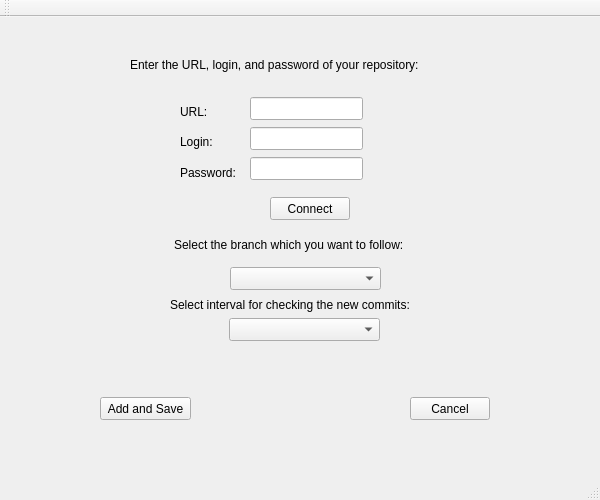
Above: rpnews/gui/mainwindow.ui from ableigdev/RepositoryNews before the change. Below: the same form after it.
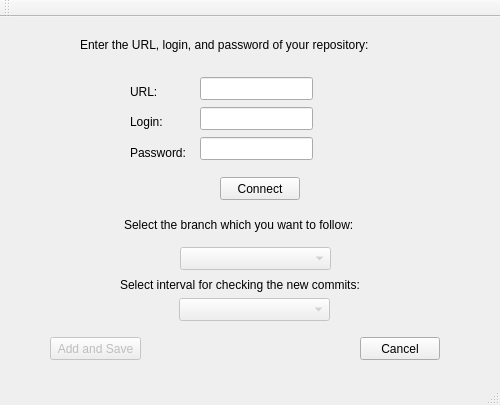
That is the form after the change.

Commit message: Change the size of the window and disable some elements

```diff
--- a/rpnews/gui/mainwindow.ui
+++ b/rpnews/gui/mainwindow.ui
@@ -6,8 +6,8 @@
    <rect>
     <x>0</x>
     <y>0</y>
-    <width>600</width>
-    <height>500</height>
+    <width>500</width>
+    <height>405</height>
    </rect>
   </property>
   <property name="sizePolicy">
@@ -38,8 +38,8 @@
    <widget class="QLineEdit" name="Edit_URL">
     <property name="geometry">
      <rect>
-      <x>250</x>
-      <y>80</y>
+      <x>200</x>
+      <y>60</y>
       <width>113</width>
       <height>23</height>
      </rect>
@@ -48,8 +48,8 @@
    <widget class="QLabel" name="Label_URL">
     <property name="geometry">
      <rect>
-      <x>180</x>
-      <y>87</y>
+      <x>130</x>
+      <y>67</y>
       <width>59</width>
       <height>15</height>
      </rect>
@@ -61,8 +61,8 @@
    <widget class="QLineEdit" name="Edit_Login">
     <property name="geometry">
      <rect>
-      <x>250</x>
-      <y>110</y>
+      <x>200</x>
+      <y>90</y>
       <width>113</width>
       <height>23</height>
      </rect>
@@ -71,8 +71,8 @@
    <widget class="QLabel" name="Label_Login">
     <property name="geometry">
      <rect>
-      <x>180</x>
-      <y>117</y>
+      <x>130</x>
+      <y>97</y>
       <width>59</width>
       <height>15</height>
      </rect>
@@ -84,8 +84,8 @@
    <widget class="QLabel" name="Label_Password">
     <property name="geometry">
      <rect>
-      <x>180</x>
-      <y>148</y>
+      <x>130</x>
+      <y>128</y>
       <width>59</width>
       <height>15</height>
      </rect>
@@ -97,8 +97,8 @@
    <widget class="QLineEdit" name="Edit_Password">
     <property name="geometry">
      <rect>
-      <x>250</x>
-      <y>140</y>
+      <x>200</x>
+      <y>120</y>
       <width>113</width>
       <height>23</height>
      </rect>
@@ -107,8 +107,8 @@
    <widget class="QLabel" name="Label_MainString">
     <property name="geometry">
      <rect>
-      <x>130</x>
-      <y>40</y>
+      <x>80</x>
+      <y>20</y>
       <width>321</width>
       <height>16</height>
      </rect>
@@ -120,8 +120,8 @@
    <widget class="QPushButton" name="Button_Connect">
     <property name="geometry">
      <rect>
-      <x>270</x>
-      <y>180</y>
+      <x>220</x>
+      <y>160</y>
       <width>80</width>
       <height>23</height>
      </rect>
@@ -131,10 +131,13 @@
     </property>
    </widget>
    <widget class="QComboBox" name="ComboBox_BranchName">
+    <property name="enabled">
+     <bool>false</bool>
+    </property>
     <property name="geometry">
      <rect>
-      <x>230</x>
-      <y>250</y>
+      <x>180</x>
+      <y>230</y>
       <width>151</width>
       <height>23</height>
      </rect>
@@ -143,8 +146,8 @@
    <widget class="QLabel" name="Label_Select">
     <property name="geometry">
      <rect>
-      <x>174</x>
-      <y>220</y>
+      <x>124</x>
+      <y>200</y>
       <width>271</width>
       <height>16</height>
      </rect>
@@ -156,8 +159,8 @@
    <widget class="QLabel" name="Label_CheckNewCommits">
     <property name="geometry">
      <rect>
-      <x>170</x>
-      <y>280</y>
+      <x>120</x>
+      <y>260</y>
       <width>281</width>
       <height>16</height>
      </rect>
@@ -167,20 +170,26 @@
     </property>
    </widget>
    <widget class="QComboBox" name="ComboBox_TimeInterval">
+    <property name="enabled">
+     <bool>false</bool>
+    </property>
     <property name="geometry">
      <rect>
-      <x>229</x>
-      <y>301</y>
+      <x>179</x>
+      <y>281</y>
       <width>151</width>
       <height>23</height>
      </rect>
     </property>
    </widget>
    <widget class="QPushButton" name="Button_Add_Save">
+    <property name="enabled">
+     <bool>false</bool>
+    </property>
     <property name="geometry">
      <rect>
-      <x>100</x>
-      <y>380</y>
+      <x>50</x>
+      <y>320</y>
       <width>91</width>
       <height>23</height>
      </rect>
@@ -192,8 +201,8 @@
    <widget class="QPushButton" name="Button_Cancel">
     <property name="geometry">
      <rect>
-      <x>410</x>
-      <y>380</y>
+      <x>360</x>
+      <y>320</y>
       <width>80</width>
       <height>23</height>
      </rect>
```
Left out of the diff: 2 changed lines with no effect on the pictures.
